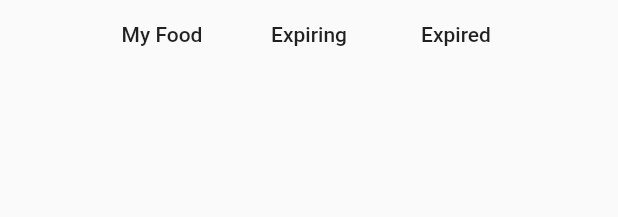
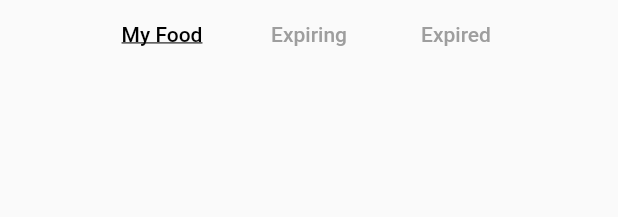
Before and after one commit to WutAmIDoin/FoodTracker, a Flutter app: the InventoryScreen widget shown alone on an empty page, opened directly, on a phone screen of 412 x 824 dp. Shown: the top 217 px of the screen. Run offline on Flutter 3.47's test engine with Material 2 defaults, Android fonts, the phone set to English and light mode, and no system bars; our stand-ins replace cloud_firestore; accounts and stored records are empty.

Commit message:
underline inventory tab

```diff
--- a/lib/screens/inventory/inventoryScreen.dart
+++ b/lib/screens/inventory/inventoryScreen.dart
@@ -36,7 +36,11 @@ class _InventoryState extends State<InventoryScreen>{
       padding: EdgeInsets.only(top: 5.0, left: 5.0, right: 5.0),
       child: FlatButton(
         materialTapTargetSize: MaterialTapTargetSize.shrinkWrap,
-        child: Text(text),
+        child: Text(text,
+        style: TextStyle(
+            color: screen == _currentScreen ? Colors.black : Colors.grey,
+            decoration: screen == _currentScreen ? TextDecoration.underline : TextDecoration.none,
+          ),),
         onPressed: () => onTabTapped(screen),
       ),
     );
```
